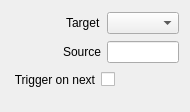
First picture: the form in src/Widgets/Inspector/TriCaster/InspectorNetworkSourceWidget.ui, repository CasparCG/client, before the edit.
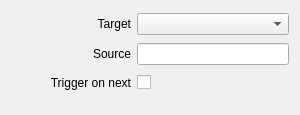
Second picture: the form after the edit.

Commit message: Simplify layout of inspector widgets

The edit to the form file:
```diff
--- a/src/Widgets/Inspector/TriCaster/InspectorNetworkSourceWidget.ui
+++ b/src/Widgets/Inspector/TriCaster/InspectorNetworkSourceWidget.ui
@@ -6,8 +6,8 @@
    <rect>
     <x>0</x>
     <y>0</y>
-    <width>185</width>
-    <height>112</height>
+    <width>300</width>
+    <height>115</height>
    </rect>
   </property>
   <property name="sizePolicy">
@@ -16,105 +16,28 @@
     <verstretch>0</verstretch>
    </sizepolicy>
   </property>
-  <layout class="QVBoxLayout" name="verticalLayout">
-   <item>
-    <layout class="QHBoxLayout" name="horizontalLayoutTarget">
-     <item>
-      <spacer name="horizontalSpacerTarget">
-       <property name="orientation">
-        <enum>Qt::Horizontal</enum>
-       </property>
-       <property name="sizeType">
-        <enum>QSizePolicy::Fixed</enum>
-       </property>
-       <property name="sizeHint" stdset="0">
-        <size>
-         <width>55</width>
-         <height>20</height>
-        </size>
-       </property>
-      </spacer>
-     </item>
-     <item>
-      <widget class="QLabel" name="labelTarget">
-       <property name="text">
-        <string>Target</string>
-       </property>
-      </widget>
-     </item>
-     <item>
-      <widget class="QComboBox" name="comboBoxTarget">
-       <property name="sizePolicy">
-        <sizepolicy hsizetype="Expanding" vsizetype="Fixed">
-         <horstretch>0</horstretch>
-         <verstretch>0</verstretch>
-        </sizepolicy>
-       </property>
-      </widget>
-     </item>
-    </layout>
+  <layout class="QGridLayout" name="gridLayout">
+   <property name="bottomMargin">
+    <number>20</number>
+   </property>
+   <item row="2" column="0">
+    <widget class="QLabel" name="labelTriggerOnNext">
+     <property name="minimumSize">
+      <size>
+       <width>120</width>
+       <height>0</height>
+      </size>
+     </property>
+     <property name="text">
+      <string>Trigger on next</string>
+     </property>
+     <property name="alignment">
+      <set>Qt::AlignRight|Qt::AlignTrailing|Qt::AlignVCenter</set>
+     </property>
+    </widget>
    </item>
-   <item>
-    <layout class="QHBoxLayout" name="horizontalLayoutSource">
-     <item>
-      <spacer name="horizontalSpacerSource">
-       <property name="orientation">
-        <enum>Qt::Horizontal</enum>
-       </property>
-       <property name="sizeType">
-        <enum>QSizePolicy::Fixed</enum>
-       </property>
-       <property name="sizeHint" stdset="0">
-        <size>
-         <width>52</width>
-         <height>20</height>
-        </size>
-       </property>
-      </spacer>
-     </item>
-     <item>
-      <widget class="QLabel" name="labelSource">
-       <property name="text">
-        <string>Source</string>
-       </property>
-       <property name="alignment">
-        <set>Qt::AlignRight|Qt::AlignTrailing|Qt::AlignVCenter</set>
-       </property>
-      </widget>
-     </item>
-     <item>
-      <widget class="QLineEdit" name="lineEditSource"/>
-     </item>
-    </layout>
-   </item>
-   <item>
+   <item row="2" column="1">
     <layout class="QHBoxLayout" name="horizontalLayoutTriggerOnNext">
-     <item>
-      <spacer name="horizontalSpacerTriggerOnNext1">
-       <property name="orientation">
-        <enum>Qt::Horizontal</enum>
-       </property>
-       <property name="sizeType">
-        <enum>QSizePolicy::Fixed</enum>
-       </property>
-       <property name="sizeHint" stdset="0">
-        <size>
-         <width>2</width>
-         <height>20</height>
-        </size>
-       </property>
-      </spacer>
-     </item>
-     <item>
-      <widget class="QLabel" name="labelTriggerOnNext">
-       <property name="text">
-        <string>Trigger on next</string>
-       </property>
-       <property name="alignment">
-        <set>Qt::AlignRight|Qt::AlignTrailing|Qt::AlignVCenter</set>
-       </property>
-      </widget>
-     </item>
      <item>
       <widget class="QCheckBox" name="checkBoxTriggerOnNext">
        <property name="layoutDirection">
@@ -140,21 +63,50 @@
      </item>
     </layout>
    </item>
-   <item>
-    <spacer name="verticalSpacerNetworkSource">
-     <property name="orientation">
-      <enum>Qt::Vertical</enum>
+   <item row="1" column="0">
+    <widget class="QLabel" name="labelSource">
+     <property name="minimumSize">
+      <size>
+       <width>120</width>
+       <height>0</height>
+      </size>
      </property>
-     <property name="sizeType">
-      <enum>QSizePolicy::Fixed</enum>
+     <property name="text">
+      <string>Source</string>
      </property>
-     <property name="sizeHint" stdset="0">
+     <property name="alignment">
+      <set>Qt::AlignRight|Qt::AlignTrailing|Qt::AlignVCenter</set>
+     </property>
+    </widget>
+   </item>
+   <item row="1" column="1">
+    <widget class="QLineEdit" name="lineEditSource"/>
+   </item>
+   <item row="0" column="0">
+    <widget class="QLabel" name="labelTarget">
+     <property name="minimumSize">
       <size>
-       <width>20</width>
-       <height>10</height>
+       <width>120</width>
+       <height>0</height>
       </size>
      </property>
-    </spacer>
+     <property name="text">
+      <string>Target</string>
+     </property>
+     <property name="alignment">
+      <set>Qt::AlignRight|Qt::AlignTrailing|Qt::AlignVCenter</set>
+     </property>
+    </widget>
+   </item>
+   <item row="0" column="1">
+    <widget class="QComboBox" name="comboBoxTarget">
+     <property name="sizePolicy">
+      <sizepolicy hsizetype="Expanding" vsizetype="Fixed">
+       <horstretch>0</horstretch>
+       <verstretch>0</verstretch>
+      </sizepolicy>
+     </property>
+    </widget>
    </item>
   </layout>
  </widget>
```
Left out of the diff: 5 changed lines with no effect on the pictures. The commit also changes 58 other files.
